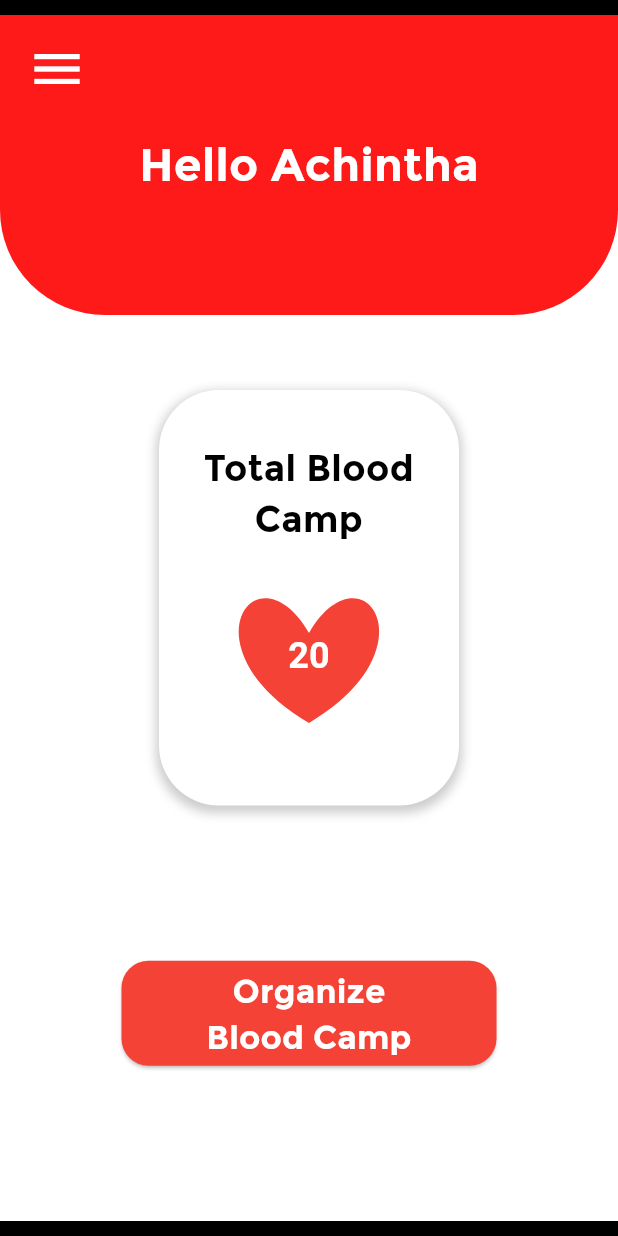
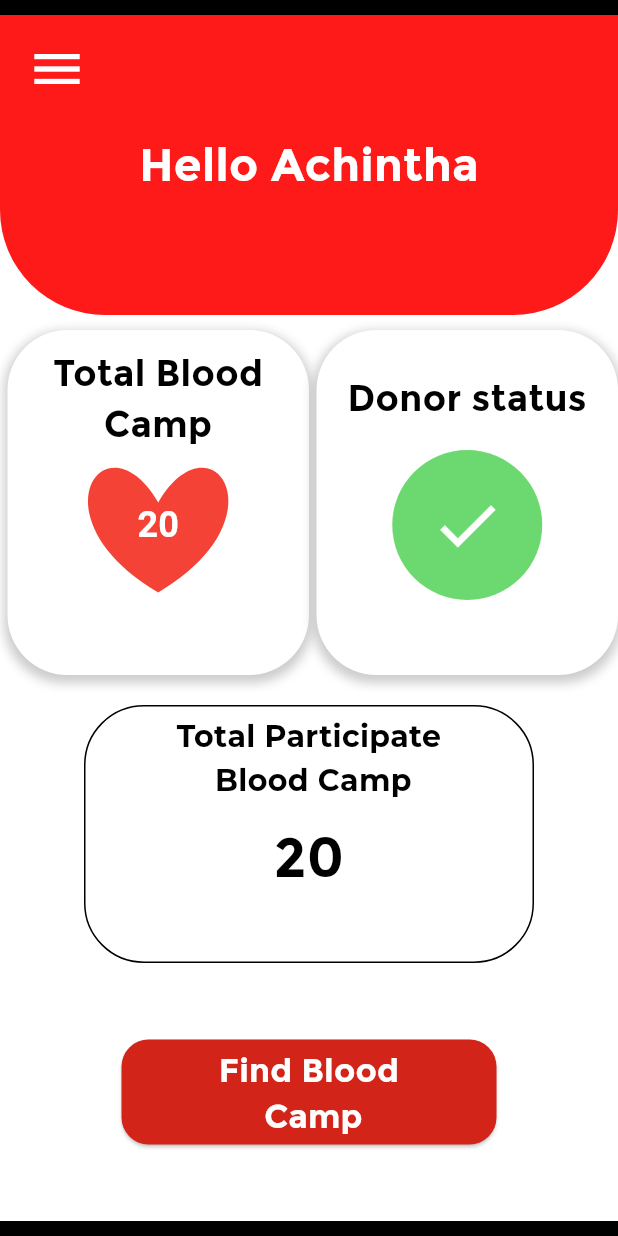
Before and after one commit to MihiranWijesekara/flutter_Blood_Donation_App, a Flutter app: the screen it shows after launch, on a phone screen of 412 x 824 dp. Run offline on Flutter 3.47's test engine with Material 3 defaults, Android fonts, the phone set to English and light mode, and no system bars; our stand-ins replace cloud_firestore, firebase_auth, firebase_core, image_picker; missing offline and left inert: shape_maker; accounts and stored records are empty; project files that could hold a hidden picture were left out.

Commit message:
Your commit message

```diff
--- /dev/null
+++ b/lib/Home/donor_home.dart
@@ -0,0 +1,276 @@
+import 'package:flutter/material.dart';
+import 'package:flutter_application_1/Home/BloodShapePainter.dart';
+
+class DonorHomePage extends StatefulWidget {
+  const DonorHomePage({Key? key}) : super(key: key);
+
+  @override
+  State<DonorHomePage> createState() => _DonorHomePageState();
+}
+
+class _DonorHomePageState extends State<DonorHomePage> {
+  @override
+  Widget build(BuildContext context) {
+    return Scaffold(
+      backgroundColor: Colors.black,
+      body: SafeArea(
+        child: Container(
+          color: Colors.transparent,
+          child: Container(
+            width: double.infinity,
+            height: double.infinity,
+            margin: EdgeInsets.symmetric(vertical: 10),
+            color: Color.fromARGB(255, 255, 255, 255),
+            child: Column(
+              children: [
+                Container(
+                  width: 412,
+                  height: 200,
+                  decoration: BoxDecoration(
+                    color: Color(0xFFFF1A1A),
+                    borderRadius: BorderRadius.only(
+                      topLeft: Radius.circular(0),
+                      topRight: Radius.circular(0),
+                      bottomLeft: Radius.circular(70),
+                      bottomRight: Radius.circular(70),
+                    ),
+                  ),
+                  child: Stack(
+                    alignment: Alignment.center,
+                    children: [
+                      Text(
+                        'Hello Achintha',
+                        style: TextStyle(
+                          fontSize: 30,
+                          color: Colors.white,
+                          fontFamily: 'MontserratBold',
+                        ),
+                      ),
+                      Positioned(
+                        top: 8,
+                        left: 10,
+                        child: IconButton(
+                          icon: Icon(
+                            Icons.menu,
+                            size: 40,
+                            color: Colors.white,
+                          ),
+                          onPressed: () {
+                            print('Menu button pressed');
+                          },
+                        ),
+                      ),
+                    ],
+                  ),
+                ),
+                SizedBox(
+                  height: 10,
+                ),
+                Row(
+                  mainAxisAlignment: MainAxisAlignment.spaceEvenly,
+                  children: [
+                    SizedBox(
+                      width: 5,
+                    ),
+                    Expanded(
+                      child: Container(
+                        height: 230,
+                        width: 50,
+                        decoration: BoxDecoration(
+                          color: Color.fromARGB(255, 255, 255, 255),
+                          borderRadius: BorderRadius.all(Radius.circular(40)),
+                          boxShadow: [
+                            BoxShadow(
+                              color: Colors.black.withOpacity(0.2),
+                              spreadRadius: 2,
+                              blurRadius: 5,
+                              offset: Offset(0, 3),
+                            ),
+                          ],
+                        ),
+                        child: Stack(
+                          alignment: Alignment.center,
+                          children: [
+                            Padding(
+                              padding: EdgeInsets.only(bottom: 140),
+                              child: Center(
+                                child: Text(
+                                  'Total Blood Camp',
+                                  style: TextStyle(
+                                    fontSize: 24,
+                                    color: Colors.black,
+                                    fontFamily: 'MontserratBold',
+                                  ),
+                                  textAlign: TextAlign.center,
+                                ),
+                              ),
+                            ),
+                            Positioned(
+                              bottom: 50,
+                              child: CustomPaint(
+                                size: Size(100, 100),
+                                painter: BloodShapePainter(
+                                  bgColor: Colors.red,
+                                  text: '20',
+                                ),
+                              ),
+                            ),
+                          ],
+                        ),
+                      ),
+                    ),
+                    SizedBox(
+                      width: 5,
+                    ),
+                    Expanded(
+                      child: Container(
+                        height: 230,
+                        width: 20,
+                        decoration: BoxDecoration(
+                          color: Color.fromARGB(255, 255, 255, 255),
+                          borderRadius: BorderRadius.all(Radius.circular(40)),
+                          boxShadow: [
+                            BoxShadow(
+                              color: Colors.black.withOpacity(0.2),
+                              spreadRadius: 2,
+                              blurRadius: 5,
+                              offset: Offset(0, 3),
+                            ),
+                          ],
+                        ),
+                        child: Stack(
+                          alignment: Alignment.center,
+                          children: [
+                            Padding(
+                              padding: EdgeInsets.only(bottom: 140),
+                              child: Center(
+                                child: Text(
+                                  'Donor status',
+                                  style: TextStyle(
+                                    fontSize: 24,
+                                    color: Colors.black,
+                                    fontFamily: 'MontserratBold',
+                                  ),
+                                  textAlign: TextAlign.center,
+                                ),
+                              ),
+                            ),
+                            Positioned(
+                              bottom: 50,
+                              child: Container(
+                                width: 100,
+                                height: 100,
+                                decoration: BoxDecoration(
+                                  shape: BoxShape.circle,
+                                  color:
+                                      const Color.fromARGB(255, 108, 217, 112),
+                                ),
+                                child: Center(
+                                  child: Icon(
+                                    Icons.check,
+                                    size: 50,
+                                    color: const Color.fromARGB(
+                                        255, 255, 255, 255),
+                                  ),
+                                ),
+                              ),
+                            ),
+                          ],
+                        ),
+                      ),
+                    ),
+                  ],
+                ),
+                SizedBox(
+                  height: 20,
+                ),
+                Expanded(
+                  child: Container(
+                    height: 100,
+                    width: 300,
+                    decoration: BoxDecoration(
+                      color: Color.fromARGB(255, 255, 255, 255),
+                      borderRadius: BorderRadius.all(Radius.circular(40)),
+                      border: Border.all(
+                        color: Colors.black,
+                      ),
+                    ),
+                    child: Stack(
+                      alignment: Alignment.center,
+                      children: [
+                        Padding(
+                          padding: EdgeInsets.only(bottom: 100),
+                          child: Center(
+                            child: Text(
+                              'Total Participate\n Blood Camp',
+                              style: TextStyle(
+                                fontSize: 20,
+                                color: Colors.black,
+                                fontFamily: 'Montserrat',
+                                fontWeight: FontWeight.bold,
+                              ),
+                              textAlign: TextAlign.center,
+                            ),
+                          ),
+                        ),
+                        Padding(
+                          padding: EdgeInsets.only(top: 30),
+                          child: Text(
+                            '20',
+                            style: TextStyle(
+                              fontSize: 36,
+                              color: Colors.black,
+                              fontFamily: 'MontserratBold',
+                            ),
+                            textAlign: TextAlign.center,
+                          ),
+                        ),
+                      ],
+                    ),
+                  ),
+                ),
+                Expanded(
+                  child: Center(
+                    child: ElevatedButton(
+                      onPressed: () {
+                        /* Navigator.push(
+                              context,
+                              MaterialPageRoute(
+                                  builder: (context) =>
+                                      const LoginPage()
+                                  ),
+                               ); */
+                      },
+                      style: ElevatedButton.styleFrom(
+                        backgroundColor: Color.fromARGB(255, 210, 36, 24),
+                        minimumSize: Size(250, 70),
+                        shape: RoundedRectangleBorder(
+                          borderRadius: BorderRadius.only(
+                            topLeft: Radius.circular(18),
+                            topRight: Radius.circular(18),
+                            bottomLeft: Radius.circular(18),
+                            bottomRight: Radius.circular(18),
+                          ),
+                        ),
+                      ),
+                      child: Text(
+                        'Find Blood\n Camp',
+                        style: TextStyle(
+                          fontSize: 22,
+                          color: Colors.white,
+                          fontFamily: 'MontserratBold',
+                          fontWeight: FontWeight.bold,
+                        ),
+                        textAlign: TextAlign.center,
+                      ),
+                    ),
+                  ),
+                ),
+              ],
+            ),
+          ),
+        ),
+      ),
+    );
+  }
+}
--- a/lib/Home/organizer_Home.dart
+++ b/lib/Home/organizer_Home.dart
@@ -125,7 +125,7 @@ class _OrganizerHomePageState extends State<OrganizerHomePage> {
                                    ); */
                       },
                       style: ElevatedButton.styleFrom(
-                        backgroundColor: Colors.red,
+                        backgroundColor: Color.fromARGB(255, 210, 36, 24),
                         minimumSize: Size(250, 70),
                         shape: RoundedRectangleBorder(
                           borderRadius: BorderRadius.only(
--- a/lib/main.dart
+++ b/lib/main.dart
@@ -1,4 +1,5 @@
 import 'package:flutter/material.dart';
+import 'package:flutter_application_1/Home/donor_home.dart';
 import 'package:flutter_application_1/Home/organizer_Home.dart';
 import 'package:flutter_application_1/authentication/login/login.dart';
 import 'package:flutter_application_1/authentication/signup/signup.dart';
@@ -27,7 +28,7 @@ class MyApp extends StatelessWidget {
         useMaterial3: true,
       ),
      // home: WelcomePage2(),
-      home: OrganizerHomePage(),
+      home: DonorHomePage(),
     );
   }
 }
```
